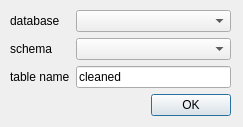
The window that DbSettings_dialog_base.ui (spacesyntax/Rcl-topology-cleaner) describes before a commit, drawn with Qt 5.
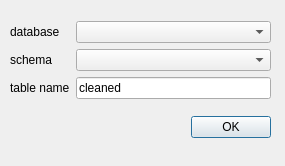
The same window after the commit.

Commit message: changes to radio buttons

Patch:
```diff
--- a/DbSettings_dialog_base.ui
+++ b/DbSettings_dialog_base.ui
@@ -6,8 +6,8 @@
    <rect>
     <x>0</x>
     <y>0</y>
-    <width>243</width>
-    <height>127</height>
+    <width>285</width>
+    <height>166</height>
    </rect>
   </property>
   <property name="windowTitle">
@@ -18,8 +18,8 @@
     <rect>
      <x>10</x>
      <y>10</y>
-     <width>221</width>
-     <height>107</height>
+     <width>261</width>
+     <height>141</height>
     </rect>
    </property>
    <layout class="QVBoxLayout" name="verticalLayout">
```
The commit also changes 7 other files.
